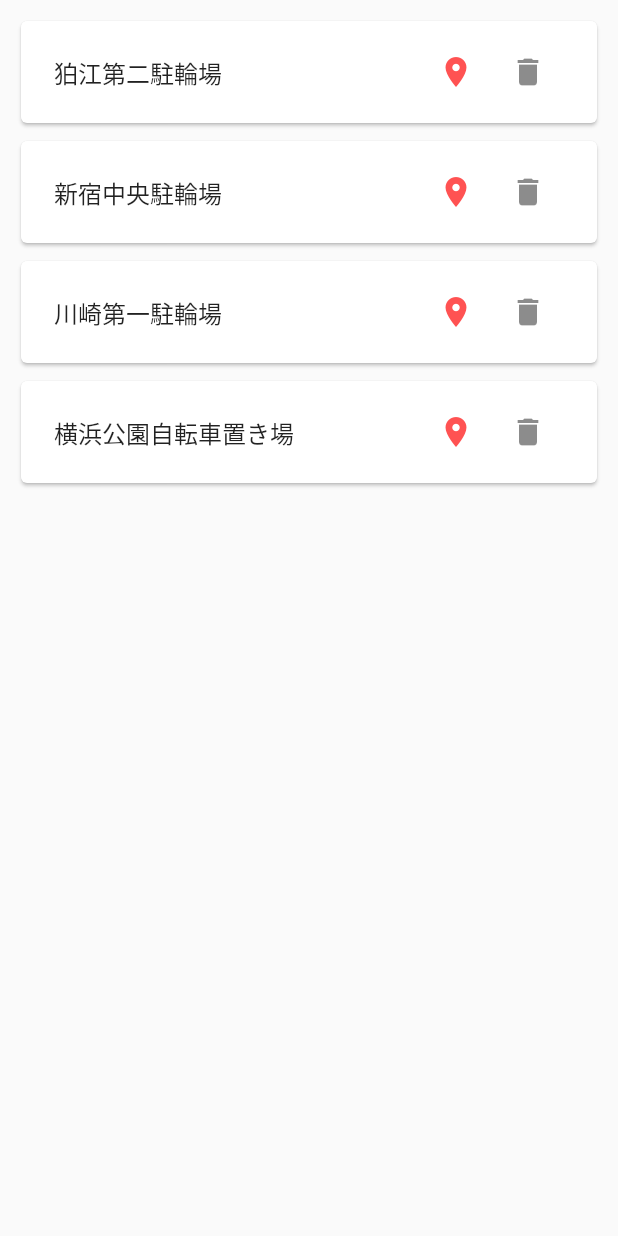
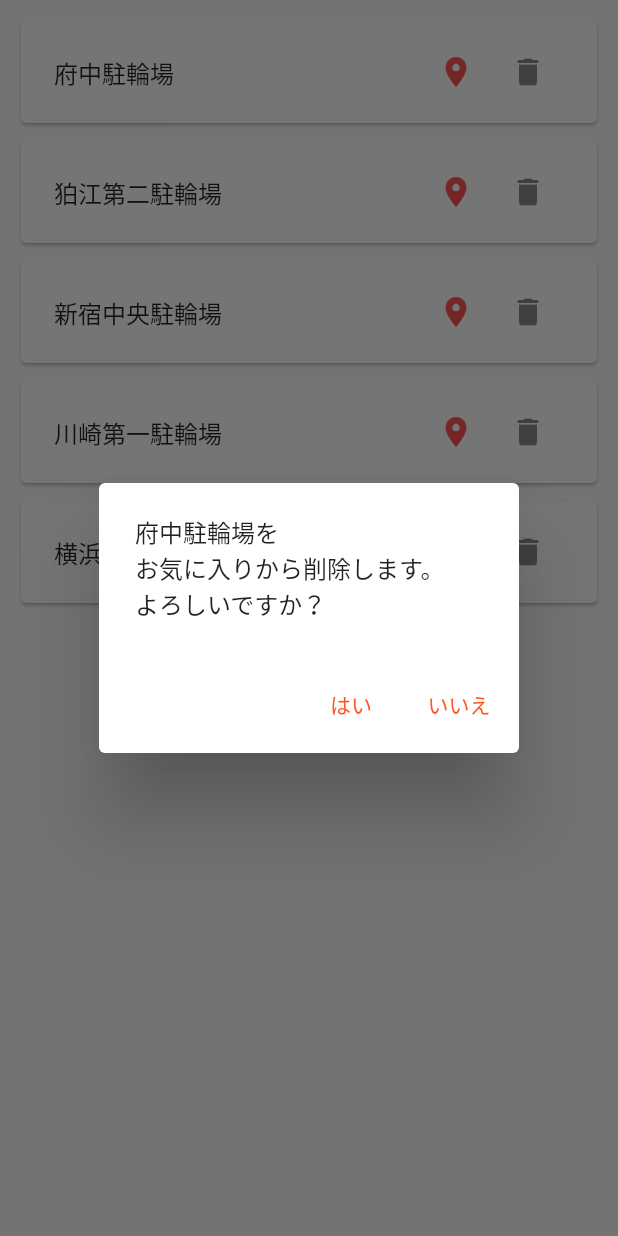
Before and after one commit to Channelsu/bicycle, a Flutter app: the Favorite widget shown alone on an empty page, opened directly, after a tap on the "delete" icon, on a phone screen of 412 x 824 dp. Run offline on Flutter 3.47's test engine with Material 2 defaults, Android fonts, the phone set to English and light mode, and no system bars; our stand-ins replace google_maps_flutter, location.

Commit message:
お気に入り削除時の確認ダイアログ追加

```diff
--- a/lib/screens/favorite.dart
+++ b/lib/screens/favorite.dart
@@ -36,9 +36,34 @@
                         IconButton(
                           icon: Icon(Icons.delete),
                           splashRadius: 24,
-                          onPressed: () {
-                            // TODO: 削除確認ダイアログ出す
-                            model.deleteFavoriteSpot(favorite.id);
+                          onPressed: () async {
+                            var result = await showDialog<int>(
+                              context: context,
+                              barrierDismissible: true,
+                              builder: (BuildContext context) {
+                                return AlertDialog(
+                                  content: Text(
+                                    '${favorite.spotName}を\nお気に入りから削除します。\nよろしいですか？'
+                                  ),
+                                  actions: <Widget>[
+                                    TextButton(
+                                      child: Text('はい'),
+                                      onPressed: () {
+                                        // お気に入りからの削除処理
+                                        model.deleteFavoriteSpot(favorite.id);
+                                        Navigator.pop(context);
+                                      },
+                                    ),
+                                    TextButton(
+                                      child: Text('いいえ'),
+                                      onPressed: () {
+                                        Navigator.pop(context);
+                                      },
+                                    ),
+                                  ],
+                                );
+                              },
+                            );
                           },
                         ),
                       ],
```
